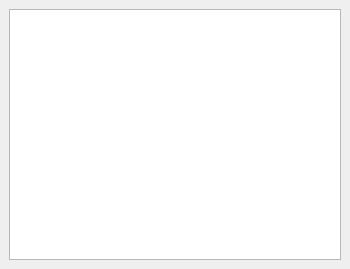
Above: editor/src/gui/qt/scenegraph.ui from mdinacci/rtw before the change. Below: the same form after it.
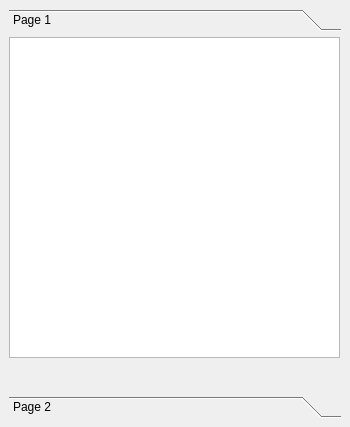
That is the form after the change. The open tabs and pages were chosen to show the change. Custom widgets are drawn as their Qt base class.

The edit to the form file:
```diff
--- a/editor/src/gui/qt/scenegraph.ui
+++ b/editor/src/gui/qt/scenegraph.ui
@@ -9,7 +9,7 @@
     <x>0</x>
     <y>0</y>
     <width>350</width>
-    <height>269</height>
+    <height>427</height>
    </rect>
   </property>
   <property name="floating" >
@@ -24,7 +24,63 @@
   <widget class="QWidget" name="dockWidgetContents" >
    <layout class="QHBoxLayout" name="horizontalLayout" >
     <item>
-     <widget class="SceneGraphView" name="sceneGraphView" />
+     <widget class="QToolBox" name="toolBox" >
+      <property name="currentIndex" >
+       <number>1</number>
+      </property>
+      <widget class="QWidget" name="sgPage" >
+       <property name="geometry" >
+        <rect>
+         <x>0</x>
+         <y>0</y>
+         <width>332</width>
+         <height>327</height>
+        </rect>
+       </property>
+       <attribute name="label" >
+        <string>Page 1</string>
+       </attribute>
+       <widget class="QWidget" name="horizontalLayoutWidget" >
+        <property name="geometry" >
+         <rect>
+          <x>0</x>
+          <y>0</y>
+          <width>331</width>
+          <height>321</height>
+         </rect>
+        </property>
+        <layout class="QHBoxLayout" name="horizontalLayout_2" >
+         <item>
+          <widget class="SceneGraphView" name="sceneGraphView" />
+         </item>
+        </layout>
+       </widget>
+      </widget>
+      <widget class="QWidget" name="page_2" >
+       <property name="geometry" >
+        <rect>
+         <x>0</x>
+         <y>0</y>
+         <width>332</width>
+         <height>327</height>
+        </rect>
+       </property>
+       <attribute name="label" >
+        <string>Page 2</string>
+       </attribute>
+       <widget class="QWidget" name="gridLayoutWidget" >
+        <property name="geometry" >
+         <rect>
+          <x>0</x>
+          <y>0</y>
+          <width>331</width>
+          <height>321</height>
+         </rect>
+        </property>
+        <layout class="QGridLayout" name="gridLayout" />
+       </widget>
+      </widget>
+     </widget>
     </item>
    </layout>
   </widget>
```
Left out of the diff: 6 changed lines with no effect on the pictures.
